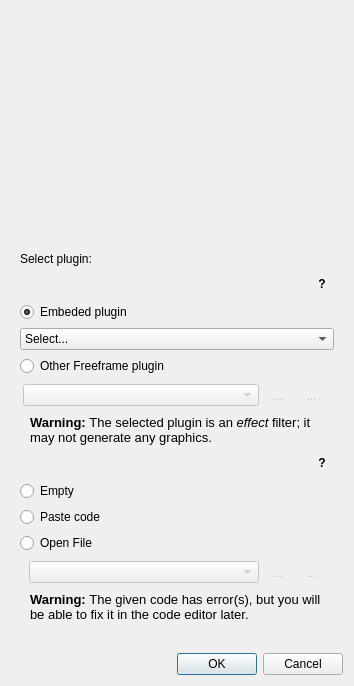
markus-wa/glmixer-mirror, file src/FFGLSourceCreationDialog.ui: the form before one commit.
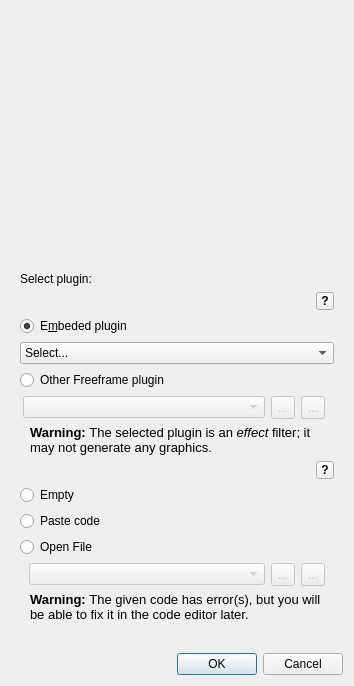
The form after the commit. Icons and pictures are not drawn. Custom widgets are drawn as their Qt base class.

```diff
--- a/src/FFGLSourceCreationDialog.ui
+++ b/src/FFGLSourceCreationDialog.ui
@@ -19,14 +19,8 @@
   </property>
   <property name="styleSheet">
    <string notr="true">QToolButton {
-     border-style: solid;
-     border-width: 1px;
-     border-radius:5px;
-         padding: 3px;
      min-height: 16px;
      min-width: 16px;
-     border-color: transparent;
-     background: transparent;
 }
 </string>
   </property>
@@ -108,7 +102,7 @@
       <item>
        <widget class="QRadioButton" name="freeframeEmbededPlugin">
         <property name="text">
-         <string>Embeded plugin</string>
+         <string>E&amp;mbeded plugin</string>
         </property>
         <property name="checked">
          <bool>true</bool>
```
